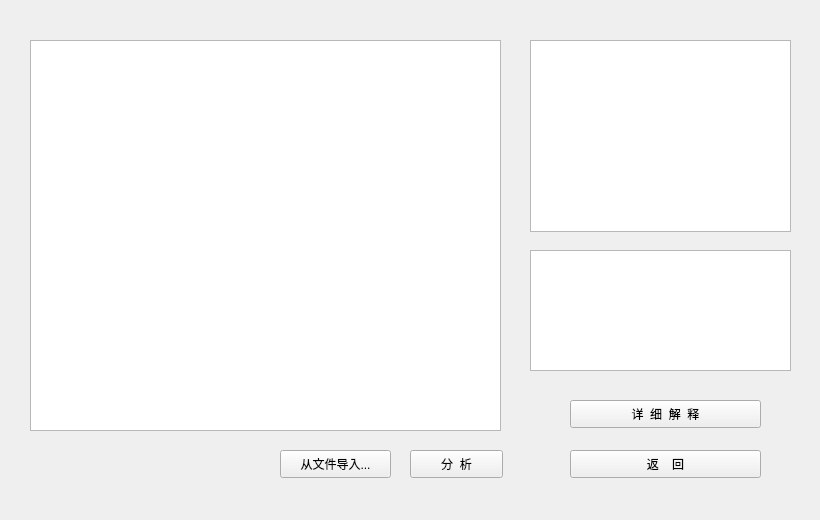
This is textwindow.ui in OOPtaskgroup/dictionary as Qt 5 draws it before an edit. The edited form follows.
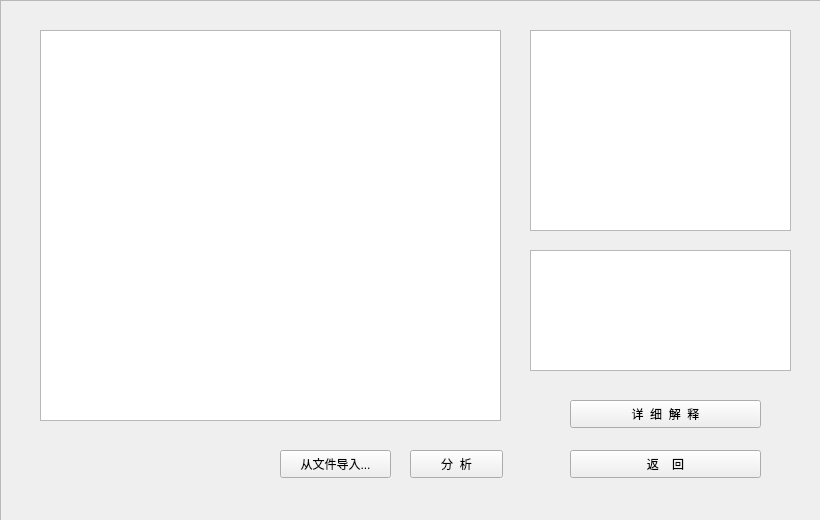
This is the edited form.

```diff
--- a/textwindow.ui
+++ b/textwindow.ui
@@ -27,17 +27,7 @@
      <string>详  细  解  释</string>
     </property>
    </widget>
-   <widget class="QTextBrowser" name="textBrowser">
-    <property name="geometry">
-     <rect>
-      <x>30</x>
-      <y>40</y>
-      <width>471</width>
-      <height>391</height>
-     </rect>
-    </property>
-   </widget>
-   <widget class="QTextBrowser" name="textBrowser_2">
+   <widget class="QTextBrowser" name="transBrowser">
     <property name="geometry">
      <rect>
       <x>530</x>
@@ -73,17 +63,7 @@
      <string>返    回</string>
     </property>
    </widget>
-   <widget class="QListView" name="listView">
-    <property name="geometry">
-     <rect>
-      <x>530</x>
-      <y>40</y>
-      <width>261</width>
-      <height>192</height>
-     </rect>
-    </property>
-   </widget>
-   <widget class="QPushButton" name="pushButton_4">
+   <widget class="QPushButton" name="analyseBtn">
     <property name="geometry">
      <rect>
       <x>410</x>
@@ -96,6 +76,50 @@
      <string>分  析</string>
     </property>
    </widget>
+   <widget class="QTextEdit" name="articleEdit">
+    <property name="geometry">
+     <rect>
+      <x>40</x>
+      <y>30</y>
+      <width>461</width>
+      <height>391</height>
+     </rect>
+    </property>
+   </widget>
+   <widget class="QListWidget" name="wordList">
+    <property name="geometry">
+     <rect>
+      <x>530</x>
+      <y>30</y>
+      <width>261</width>
+      <height>201</height>
+     </rect>
+    </property>
+   </widget>
+   <widget class="QFrame" name="bgimg">
+    <property name="geometry">
+     <rect>
+      <x>0</x>
+      <y>0</y>
+      <width>821</width>
+      <height>521</height>
+     </rect>
+    </property>
+    <property name="frameShape">
+     <enum>QFrame::StyledPanel</enum>
+    </property>
+    <property name="frameShadow">
+     <enum>QFrame::Raised</enum>
+    </property>
+   </widget>
+   <zorder>bgimg</zorder>
+   <zorder>detailBtn</zorder>
+   <zorder>transBrowser</zorder>
+   <zorder>importBtn</zorder>
+   <zorder>returnBtn</zorder>
+   <zorder>analyseBtn</zorder>
+   <zorder>articleEdit</zorder>
+   <zorder>wordList</zorder>
   </widget>
  </widget>
  <resources/>
```
Left out of the diff: 27 changed lines with no effect on the pictures.
